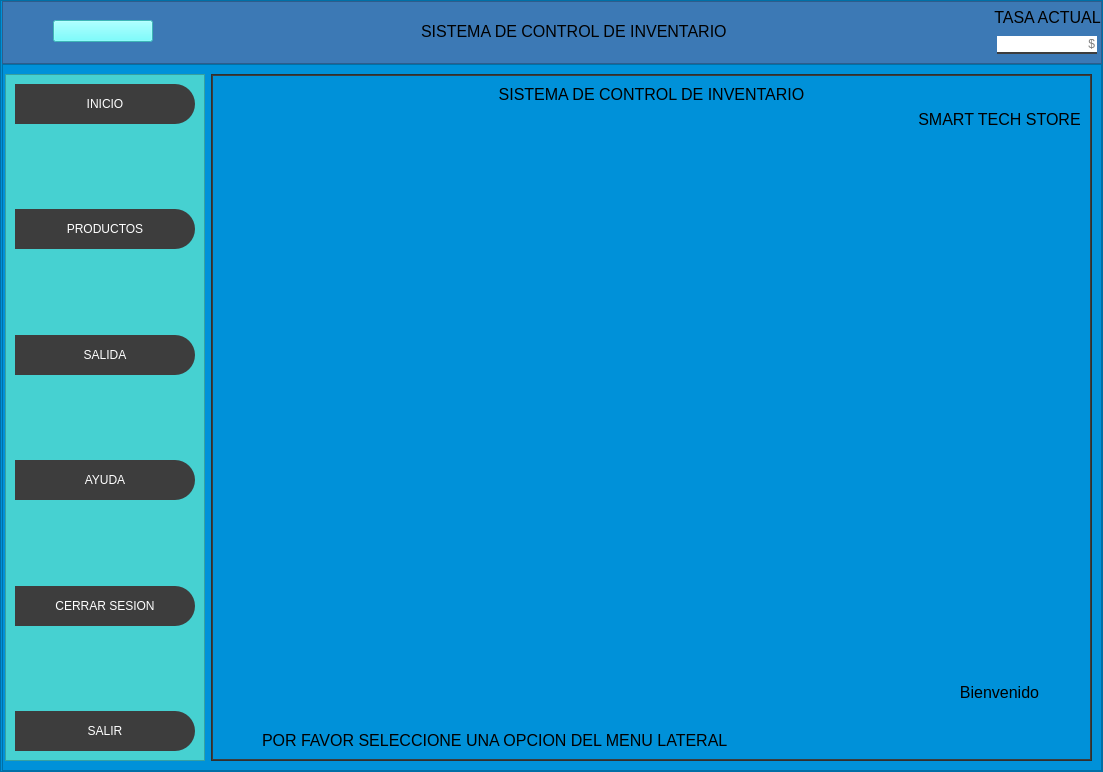
Above: inventario/qt/invUI.ui from washipash/tesita before the change. Below: the same form after it.
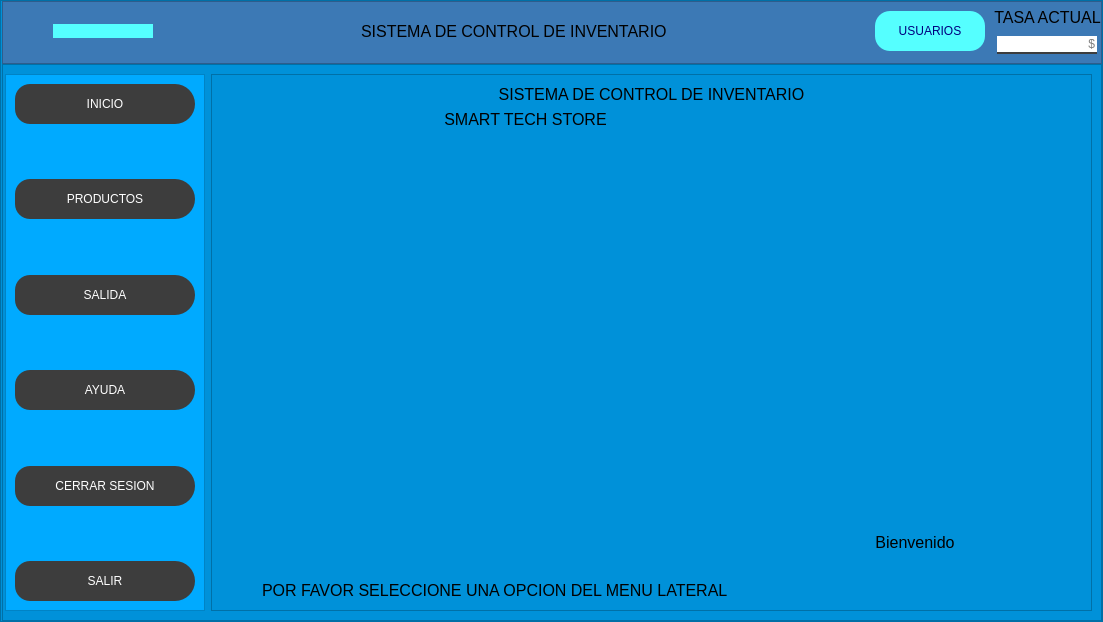
That is the form after the change. The open tabs and pages were chosen to show the change. Icons and pictures are not drawn.

What changed in the file:
```diff
--- a/inventario/qt/invUI.ui
+++ b/inventario/qt/invUI.ui
@@ -7,7 +7,7 @@
     <x>0</x>
     <y>0</y>
     <width>1103</width>
-    <height>772</height>
+    <height>622</height>
    </rect>
   </property>
   <property name="minimumSize">
@@ -43,10 +43,92 @@
     <item>
      <widget class="QFrame" name="frame">
       <property name="styleSheet">
-       <string notr="true">
+       <string notr="true">QFrame{
+	background-color: rgb(0, 145, 217);
+}
 
+QStackedWidget{
+	background-color: rgb(0, 145, 217);
+}
 
-background-color: rgb(0, 145, 217);
+QHeaderView::section{
+	background-color:rgb(234, 234, 234);
+border: 1px solid rgb(0, 184, 184);
+font-size:12pt;
+
+}
+
+QTableWidget:QTableCornerButton::section{
+	background-color: rgb(8, 8, 8);
+border:1px solid rgb(198, 255, 253);
+}
+
+QLabel{
+font-size: 12pt;
+font: 87 12pts &quot;Arial Black&quot;;
+background-color:#000000ff;
+color:rgb(0, 0, 0);
+border: 0px solid #14C80C; 
+
+}
+
+QLineEdit{
+
+border: 0px;
+	background-color: rgb(255, 255, 255);
+border-bottom:2px solid rgb(61, 61, 61);
+font:75 12pt &quot;Times New Roman&quot; ;
+
+}
+
+QTextEdit{
+
+border: 0px;
+	background-color: rgb(255, 255, 255);
+border-bottom:2px solid rgb(61, 61, 61);
+font:75 12pt &quot;Times New Roman&quot; ;
+
+}
+
+QPushButton{
+background-color: rgb(61, 61, 61);
+border-radius: 15px;
+color: rgb(255, 255, 255);
+font: 77 10pt &quot;Arial Black&quot;;
+}
+
+QPushButton:hover{
+background-color: rgb(0, 206, 151);
+color: rgb(0, 0, 0);
+font: 77 10pt &quot;Arial Black&quot;;
+}
+
+
+QDateEdit {
+                background-color: white;
+                border: 2px solid gray;
+                border-radius: 10px;
+                padding: 2px;
+            }
+            QDateEdit::drop-down {
+                width: 20px;
+
+    }
+
+QComboBox{
+border: 0px;
+	background-color: rgb(255, 255, 255);
+border-bottom:2px solid rgb(61, 61, 61);
+font:75 12pt &quot;Times New Roman&quot; ;
+          }
+
+QTableWidget{
+	background-color: rgb(69, 207, 207);
+font-size: 12pt;
+color: #000000;
+}
+
+
 </string>
       </property>
       <property name="frameShape">
@@ -135,7 +217,17 @@
                </size>
               </property>
               <property name="styleSheet">
-               <string notr="true"> background-color:rgb(85, 255, 255)</string>
+               <string notr="true">QPushButton{ 
+background-color:rgb(85, 255, 255)
+}
+
+QPushButton:hover{
+	background-color: rgb(0, 193, 214);
+}
+
+QPushButton:pressed {
+    background-color: rgb(0, 128, 143);
+}</string>
               </property>
               <property name="text">
                <string/>
@@ -203,6 +295,41 @@
               </item>
              </layout>
             </item>
+            <item>
+             <widget class="QPushButton" name="user_btn">
+              <property name="minimumSize">
+               <size>
+                <width>110</width>
+                <height>40</height>
+               </size>
+              </property>
+              <property name="styleSheet">
+               <string notr="true">
+QPushButton{
+background-color:rgb(85, 255, 255);
+border-radius: 15px;
+color: rgb(0, 0, 127);
+font: 77 10pt &quot;Arial Black&quot;;
+}
+
+QPushButton:hover{
+background-color: rgb(0, 0, 127);
+color:rgb(85, 255, 255);
+font: 77 10pt &quot;Arial Black&quot;;
+}
+</string>
+              </property>
+              <property name="text">
+               <string>USUARIOS</string>
+              </property>
+              <property name="autoDefault">
+               <bool>false</bool>
+              </property>
+              <property name="default">
+               <bool>false</bool>
+              </property>
+             </widget>
+            </item>
             <item>
              <layout class="QVBoxLayout" name="verticalLayout_13">
               <item>
@@ -279,6 +406,9 @@
        </item>
        <item>
         <widget class="QFrame" name="frame_cont">
+         <property name="styleSheet">
+          <string notr="true"/>
+         </property>
          <property name="frameShape">
           <enum>QFrame::StyledPanel</enum>
          </property>
@@ -305,8 +435,7 @@
             </property>
             <property name="styleSheet">
              <string notr="true">QFrame{
- background-color:rgb(70, 209, 209)
-
+background-color: rgb(0, 170, 255);
 
 }
 
@@ -520,129 +649,7 @@
           <item>
            <widget class="QFrame" name="frame_pag">
             <property name="styleSheet">
-             <string notr="true">QFrame{
-
-background-color: rgb(61, 61, 61);
-
-}
-
-QLabel{
-font-size: 12pt;
-font: 87 12pts &quot;Arial Black&quot;;
-background-color:#000000ff;
-color:rgb(0, 0, 0);
-border: 0px solid #14C80C; 
-
-}
-
-QLineEdit{
-
-border: 0px;
-	background-color: rgb(255, 255, 255);
-border-bottom:2px solid rgb(61, 61, 61);
-font:75 12pt &quot;Times New Roman&quot; ;
-
-}
-
-QTextEdit{
-
-border: 0px;
-	background-color: rgb(255, 255, 255);
-border-bottom:2px solid rgb(61, 61, 61);
-font:75 12pt &quot;Times New Roman&quot; ;
-
-}
-
-QPushButton{
-background-color: rgb(61, 61, 61);
-border-radius: 15px;
-color: rgb(255, 255, 255);
-font: 77 10pt &quot;Arial Black&quot;;
-}
-
-QPushButton:hover{
-background-color: rgb(0, 206, 151);
-color: rgb(0, 0, 0);
-font: 77 10pt &quot;Arial Black&quot;;
-}
-
-
-QTableWidget{
-	background-color: rgb(198, 198, 198);
-
-font-size: 12pt;
-color: #000000;
-}
-
-QHeaderView::section{
-
-background-color: rgb(0, 206, 151);
-border: 1px solid rgb(0, 0, 0);
-font-size:12pt;
-
-}
-
-QTableWidget QTableCornerButton::section{
-
-background-color: rgb(0, 0, 0);
-border:1px solid rgb(0, 206, 151);
-}
-
-QDateEdit {
-                background-color: white;
-                border: 2px solid gray;
-                border-radius: 10px;
-                padding: 2px;
-            }
-            QDateEdit::drop-down {
-                width: 20px;
-
-    }
-
-            QScrollBar:vertical {
-                background-color: #333333;
-                width: 10px;
-                margin: 0px 0px 0px 0px;
-                border-radius: 5px;
-            }
-            QScrollBar:horizontal {
-                background-color: #333333;
-                height: 10px;
-                margin: 0px 0px 0px 0px;
-                border-radius: 5px;
-            }
-            QScrollBar::handle:vertical {
-                background-color: #B0B0B0;
-                min-height: 20px;
-                border-radius: 5px;
-            }
-            QScrollBar::handle:horizontal {
-                background-color: #B0B0B0;
-                min-width: 20px;
-                border-radius: 5px;
-            }
-            QScrollBar::sub-line:vertical, QScrollBar::sub-line:horizontal {
-                background-color: white;
-                border: none;
-                border-radius: 5px;
-            }
-            QScrollBar::add-line:vertical, QScrollBar::add-line:horizontal {
-                background-color: white;
-                border: none;
-                border-radius: 5px;
-            }
-
-
-QComboBox{
-border: 0px;
-	background-color: rgb(255, 255, 255);
-border-bottom:2px solid rgb(61, 61, 61);
-font:75 12pt &quot;Times New Roman&quot; ;
-          }
-
-
-
-</string>
+             <string notr="true"/>
             </property>
             <property name="frameShape">
              <enum>QFrame::StyledPanel</enum>
@@ -674,11 +681,19 @@
                  <height>0</height>
                 </size>
                </property>
+               <property name="styleSheet">
+                <string notr="true"/>
+               </property>
                <property name="currentIndex">
                 <number>0</number>
                </property>
                <widget class="QWidget" name="page_inicio">
-                <layout class="QVBoxLayout" name="verticalLayout_17">
+                <property name="styleSheet">
+                 <string notr="true">QWidget{
+	background-color: rgb(0, 145, 217);
+}</string>
+                </property>
+                <layout class="QVBoxLayout" name="verticalLayout_19">
                  <item>
                   <widget class="QLabel" name="label_17">
                    <property name="text">
@@ -690,9 +705,21 @@
                   </widget>
                  </item>
                  <item>
-                  <layout class="QHBoxLayout" name="horizontalLayout_11">
+                  <layout class="QHBoxLayout" name="horizontalLayout_12">
+                   <item>
+                    <layout class="QVBoxLayout" name="verticalLayout_18">
                    <item>
                     <layout class="QVBoxLayout" name="verticalLayout_14">
+                       <item>
+                        <widget class="QLabel" name="label_3">
+                         <property name="text">
+                          <string>SMART TECH STORE</string>
+                         </property>
+                         <property name="alignment">
+                          <set>Qt::AlignCenter</set>
+                         </property>
+                        </widget>
+                       </item>
                      <item>
                       <layout class="QHBoxLayout" name="horizontalLayout_10">
                        <item>
@@ -781,6 +808,8 @@
                        </item>
                       </layout>
                      </item>
+                      </layout>
+                     </item>
                      <item>
                       <layout class="QHBoxLayout" name="horizontalLayout_20">
                        <item>
@@ -824,17 +853,25 @@
                     </layout>
                    </item>
                    <item>
-                    <layout class="QVBoxLayout" name="verticalLayout_22">
-                     <item>
-                      <widget class="QLabel" name="label_3">
-                       <property name="text">
-                        <string>SMART TECH STORE</string>
-                       </property>
-                       <property name="alignment">
-                        <set>Qt::AlignCenter</set>
-                       </property>
-                      </widget>
-                     </item>
+                    <spacer name="horizontalSpacer_7">
+                     <property name="orientation">
+                      <enum>Qt::Horizontal</enum>
+                     </property>
+                     <property name="sizeType">
+                      <enum>QSizePolicy::Fixed</enum>
+                     </property>
+                     <property name="sizeHint" stdset="0">
+                      <size>
+                       <width>40</width>
+                       <height>20</height>
+                      </size>
+                     </property>
+                    </spacer>
+                   </item>
+                   <item>
+                    <layout class="QVBoxLayout" name="verticalLayout_17">
+                     <item>
+                      <layout class="QVBoxLayout" name="verticalLayout_16">
                      <item>
                       <layout class="QVBoxLayout" name="verticalLayout_21">
                        <item>
@@ -885,9 +922,7 @@
                       </layout>
                      </item>
                      <item>
-                      <layout class="QHBoxLayout" name="horizontalLayout_19">
-                       <item>
-                        <layout class="QVBoxLayout" name="verticalLayout_16">
+                        <layout class="QHBoxLayout" name="horizontalLayout_11">
                          <item>
                           <widget class="QLabel" name="label_7">
                            <property name="text">
@@ -899,6 +934,39 @@
                           </widget>
                          </item>
                          <item>
+                          <spacer name="horizontalSpacer_5">
+                           <property name="orientation">
+                            <enum>Qt::Horizontal</enum>
+                           </property>
+                           <property name="sizeType">
+                            <enum>QSizePolicy::Fixed</enum>
+                           </property>
+                           <property name="sizeHint" stdset="0">
+                            <size>
+                             <width>20</width>
+                             <height>20</height>
+                            </size>
+                           </property>
+                          </spacer>
+                         </item>
+                         <item>
+                          <widget class="QLabel" name="user_label">
+                           <property name="minimumSize">
+                            <size>
+                             <width>100</width>
+                             <height>0</height>
+                            </size>
+                           </property>
+                           <property name="text">
+                            <string/>
+                           </property>
+                          </widget>
+                         </item>
+                        </layout>
+                       </item>
+                      </layout>
+                     </item>
+                     <item>
                           <layout class="QVBoxLayout" name="verticalLayout_15">
                            <item>
                             <widget class="QLabel" name="hora_label">
@@ -921,10 +989,6 @@
                       </layout>
                      </item>
                     </layout>
-                   </item>
-                  </layout>
-                 </item>
-                </layout>
                </widget>
                <widget class="QWidget" name="page_productos">
                 <layout class="QVBoxLayout" name="verticalLayout">
```
Left out of the diff: 43 changed lines with no effect on the pictures. Lines whose indentation alone changed are shown as unchanged.
